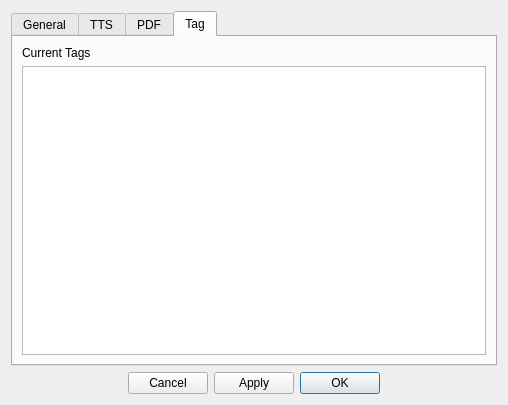
Qt form design/preferences.ui (kokimame/joytan) before a commit.
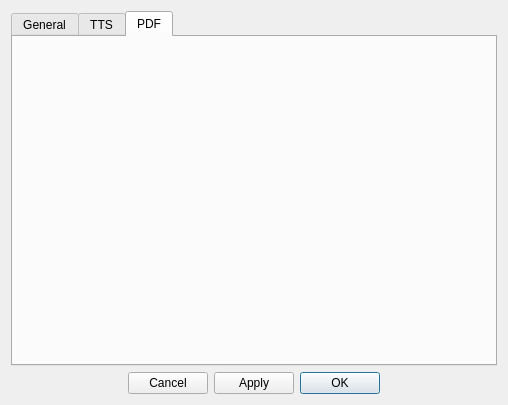
The same form after that commit. The open tabs and pages were chosen to show the change.

Diff of the .ui file:
```diff
--- a/design/preferences.ui
+++ b/design/preferences.ui
@@ -260,30 +260,6 @@
        <string>PDF</string>
       </attribute>
      </widget>
-     <widget class="QWidget" name="tabTag">
-      <attribute name="title">
-       <string>Tag</string>
-      </attribute>
-      <layout class="QVBoxLayout" name="verticalLayout_4">
-       <item>
-        <widget class="QLabel" name="label_11">
-         <property name="text">
-          <string>Current Tags</string>
-         </property>
-        </widget>
-       </item>
-       <item>
-        <widget class="QListWidget" name="tagList">
-         <property name="autoFillBackground">
-          <bool>true</bool>
-         </property>
-         <property name="styleSheet">
-          <string notr="true"/>
-         </property>
-        </widget>
-       </item>
-      </layout>
-     </widget>
     </widget>
    </item>
    <item>
```
Left out of the diff: 2 changed lines with no effect on the pictures.
